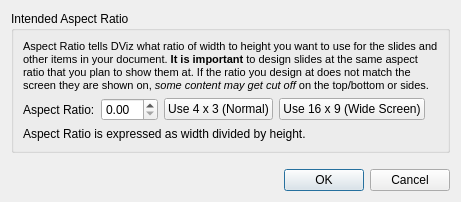
Above: src/DocumentSettingsDialog.ui from google-code-export/dviz before the change. Below: the same form after it.
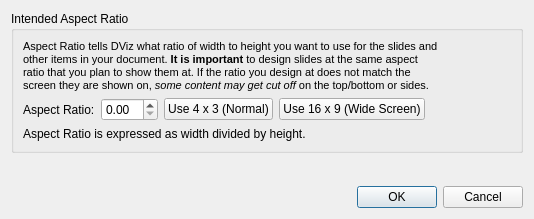
That is the form after the change.

```diff
--- a/src/DocumentSettingsDialog.ui
+++ b/src/DocumentSettingsDialog.ui
@@ -6,8 +6,8 @@
    <rect>
     <x>0</x>
     <y>0</y>
-    <width>453</width>
-    <height>202</height>
+    <width>534</width>
+    <height>219</height>
    </rect>
   </property>
   <property name="windowTitle">
```
Left out of the diff: 4 changed lines with no effect on the pictures.
